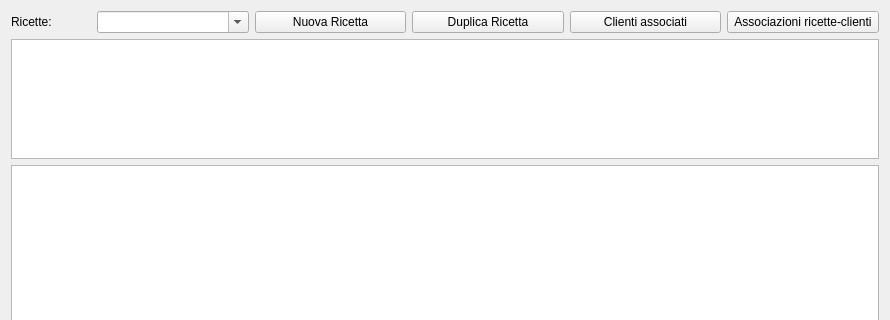
fblabs/hamlet-mod-sancon, file hmodricette.ui: the form before one commit; both pictures show x 0 to 890 and y 0 to 320 of the 890 by 700 pixel window.
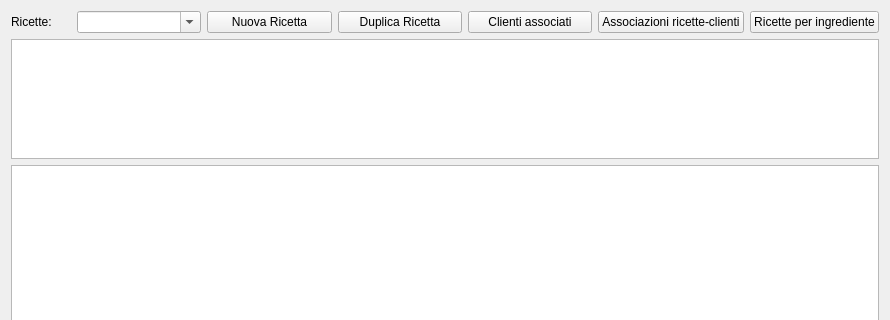
The form after the commit. Icons and pictures are not drawn.

What changed in the file:
```diff
--- a/hmodricette.ui
+++ b/hmodricette.ui
@@ -30,7 +30,7 @@
       <widget class="QLabel" name="label_2">
        <property name="maximumSize">
         <size>
-         <width>80</width>
+         <width>60</width>
          <height>16777215</height>
         </size>
        </property>
@@ -90,6 +90,17 @@
        </property>
       </widget>
      </item>
+     <item>
+      <widget class="QPushButton" name="pbRicingredient">
+       <property name="text">
+        <string>Ricette per ingrediente</string>
+       </property>
+       <property name="icon">
+        <iconset resource="icons.qrc">
+         <normaloff>:/Resources/Note64.png</normaloff>:/Resources/Note64.png</iconset>
+       </property>
+      </widget>
+     </item>
     </layout>
    </item>
    <item>
```
